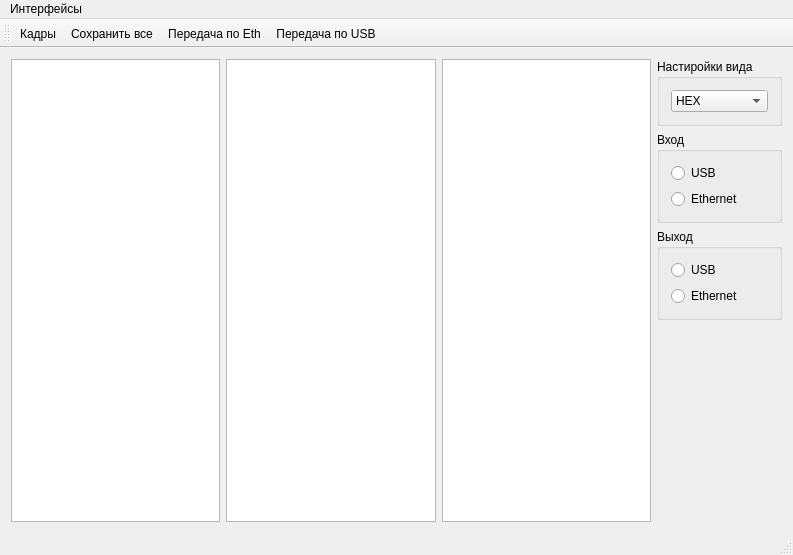
Qt form mainwindow.ui (Gorbykov/InterfaceTester) before a commit.
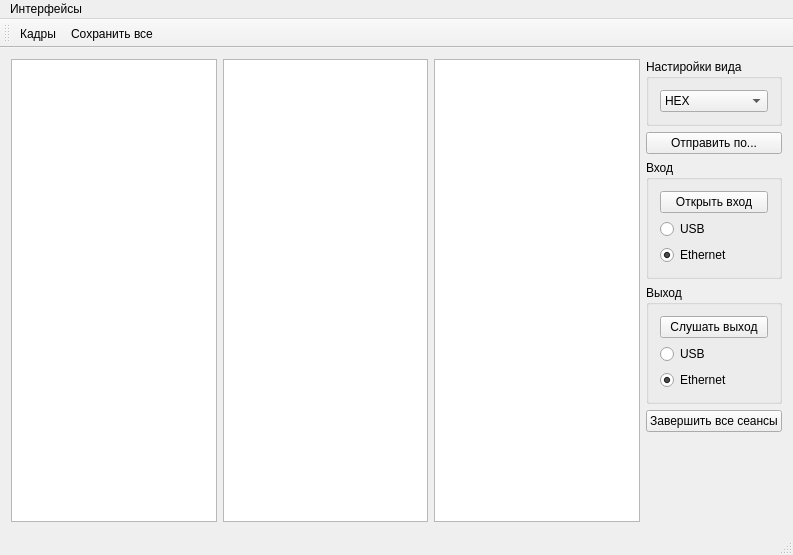
The same form after that commit.

Diff of the .ui file:
```diff
--- a/mainwindow.ui
+++ b/mainwindow.ui
@@ -100,12 +100,26 @@
         </layout>
        </widget>
       </item>
+      <item>
+       <widget class="QPushButton" name="pushButtonStart">
+        <property name="text">
+         <string>Отправить по...</string>
+        </property>
+       </widget>
+      </item>
       <item>
        <widget class="QGroupBox" name="groupIn">
         <property name="title">
          <string>Вход</string>
         </property>
         <layout class="QVBoxLayout" name="verticalLayout_3">
+         <item>
+          <widget class="QPushButton" name="pushButtonIn">
+           <property name="text">
+            <string>Открыть вход</string>
+           </property>
+          </widget>
+         </item>
          <item>
           <widget class="QRadioButton" name="radioButtonUsbIn">
            <property name="text">
@@ -118,6 +132,9 @@
            <property name="text">
             <string>Ethernet</string>
            </property>
+           <property name="checked">
+            <bool>true</bool>
+           </property>
           </widget>
          </item>
         </layout>
@@ -129,6 +146,13 @@
          <string>Выход</string>
         </property>
         <layout class="QVBoxLayout" name="verticalLayout_4">
+         <item>
+          <widget class="QPushButton" name="pushButtonOut">
+           <property name="text">
+            <string>Слушать выход</string>
+           </property>
+          </widget>
+         </item>
          <item>
           <widget class="QRadioButton" name="radioButtonUsbOut">
            <property name="text">
@@ -141,11 +165,21 @@
            <property name="text">
             <string>Ethernet</string>
            </property>
+           <property name="checked">
+            <bool>true</bool>
+           </property>
           </widget>
          </item>
         </layout>
        </widget>
       </item>
+      <item>
+       <widget class="QPushButton" name="pushButtonEnd">
+        <property name="text">
+         <string>Завершить все сеансы</string>
+        </property>
+       </widget>
+      </item>
       <item>
        <spacer name="verticalSpacer">
         <property name="orientation">
@@ -191,8 +225,6 @@
    </attribute>
    <addaction name="actionFrame"/>
    <addaction name="actionSaveAll"/>
-   <addaction name="actionEthStart"/>
-   <addaction name="actionUSBStart"/>
   </widget>
   <widget class="QStatusBar" name="statusBar"/>
   <action name="actionFrame">
```
Left out of the diff: 10 changed lines with no effect on the pictures.
